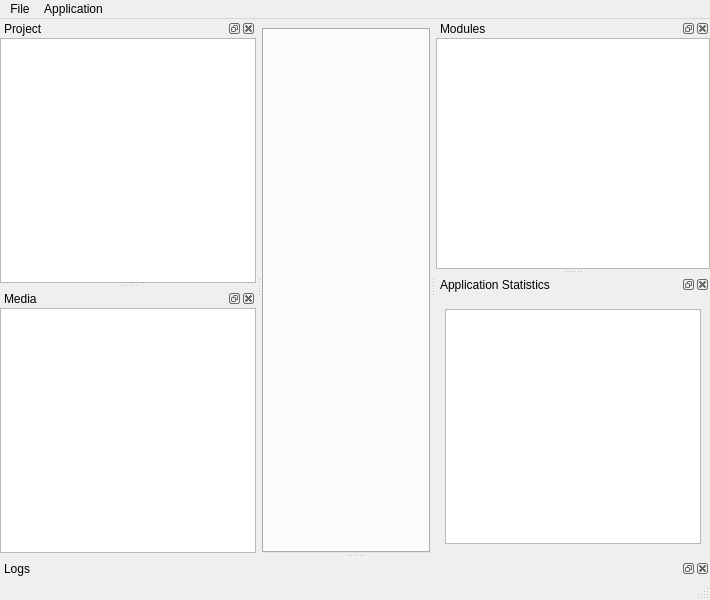
The window that View/mainwindow.ui (BlenderCN-Org/Maditor) describes before a commit, drawn with Qt 5.
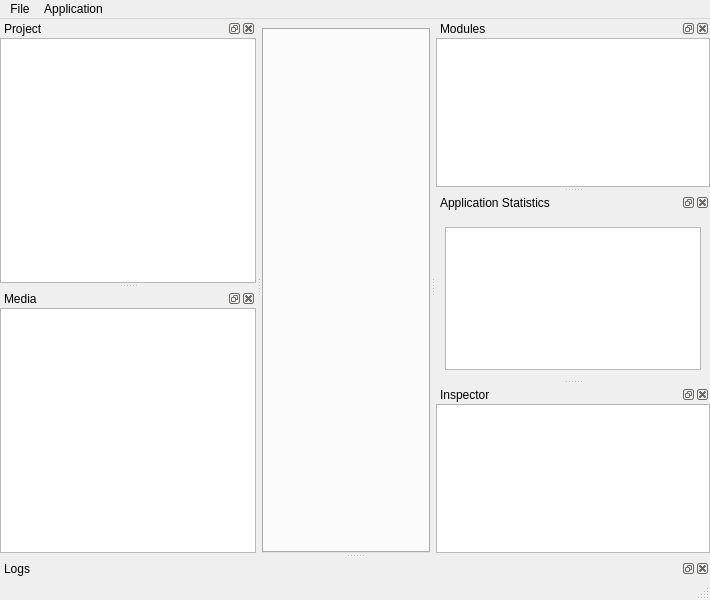
The same window after the commit. Icons and pictures are not drawn. Custom widgets are drawn as their Qt base class.

```diff
--- a/View/mainwindow.ui
+++ b/View/mainwindow.ui
@@ -245,6 +245,36 @@
     </layout>
    </widget>
   </widget>
+  <widget class="QDockWidget" name="inspectorDockWidget">
+   <property name="windowTitle">
+    <string>Inspector</string>
+   </property>
+   <attribute name="dockWidgetArea">
+    <number>2</number>
+   </attribute>
+   <widget class="QWidget" name="inspectorDockWidgetContents">
+    <layout class="QGridLayout" name="gridLayout_2">
+     <property name="leftMargin">
+      <number>0</number>
+     </property>
+     <property name="topMargin">
+      <number>0</number>
+     </property>
+     <property name="rightMargin">
+      <number>0</number>
+     </property>
+     <property name="bottomMargin">
+      <number>0</number>
+     </property>
+     <property name="spacing">
+      <number>0</number>
+     </property>
+     <item row="0" column="0">
+      <widget class="QTreeView" name="inspectorWidget"/>
+     </item>
+    </layout>
+   </widget>
+  </widget>
   <action name="actionNewProject">
    <property name="text">
     <string>New Project</string>
```
